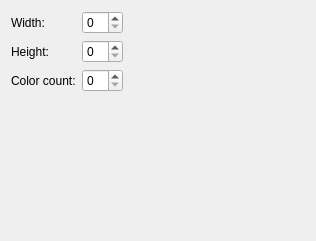
Qt form customgame.ui (KDE/klickety) before a commit.
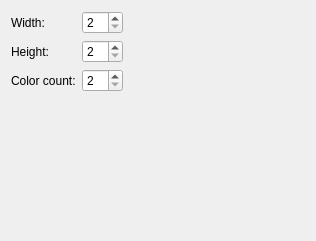
The same form after that commit. Custom widgets are drawn as their Qt base class.

Commit message: set a proper value bound for custom game configuration.

The edit to the form file:
```diff
--- a/customgame.ui
+++ b/customgame.ui
@@ -17,8 +17,15 @@
      </property>
     </widget>
    </item>
-   <item row="0" column="1" >
-    <widget class="KIntSpinBox" name="kcfg_CustomWidth" />
+   <item row="0" column="1">
+    <widget class="KIntSpinBox" name="kcfg_CustomWidth">
+     <property name="minimum">
+      <number>2</number>
+     </property>
+     <property name="maximum">
+      <number>64</number>
+     </property>
+    </widget>
    </item>
    <item row="1" column="0" >
     <widget class="QLabel" name="label_2" >
@@ -27,8 +34,15 @@
      </property>
     </widget>
    </item>
-   <item row="1" column="1" >
-    <widget class="KIntSpinBox" name="kcfg_CustomHeight" />
+   <item row="1" column="1">
+    <widget class="KIntSpinBox" name="kcfg_CustomHeight">
+     <property name="minimum">
+      <number>2</number>
+     </property>
+     <property name="maximum">
+      <number>64</number>
+     </property>
+    </widget>
    </item>
    <item row="2" column="0" >
     <widget class="QLabel" name="label_3" >
@@ -37,8 +51,15 @@
      </property>
     </widget>
    </item>
-   <item row="2" column="1" >
-    <widget class="KIntSpinBox" name="kcfg_CustomColorCount" />
+   <item row="2" column="1">
+    <widget class="KIntSpinBox" name="kcfg_CustomColorCount">
+     <property name="minimum">
+      <number>2</number>
+     </property>
+     <property name="maximum">
+      <number>6</number>
+     </property>
+    </widget>
    </item>
    <item row="0" column="2" >
     <spacer>
```
Left out of the diff: 39 changed lines with no effect on the pictures.
